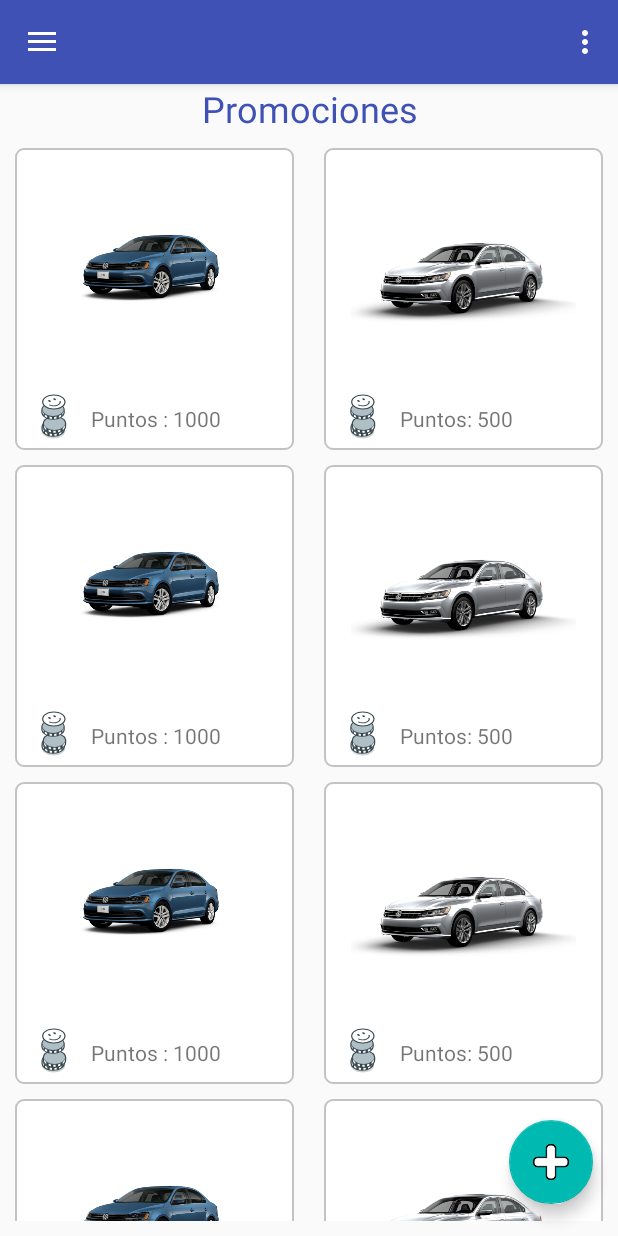
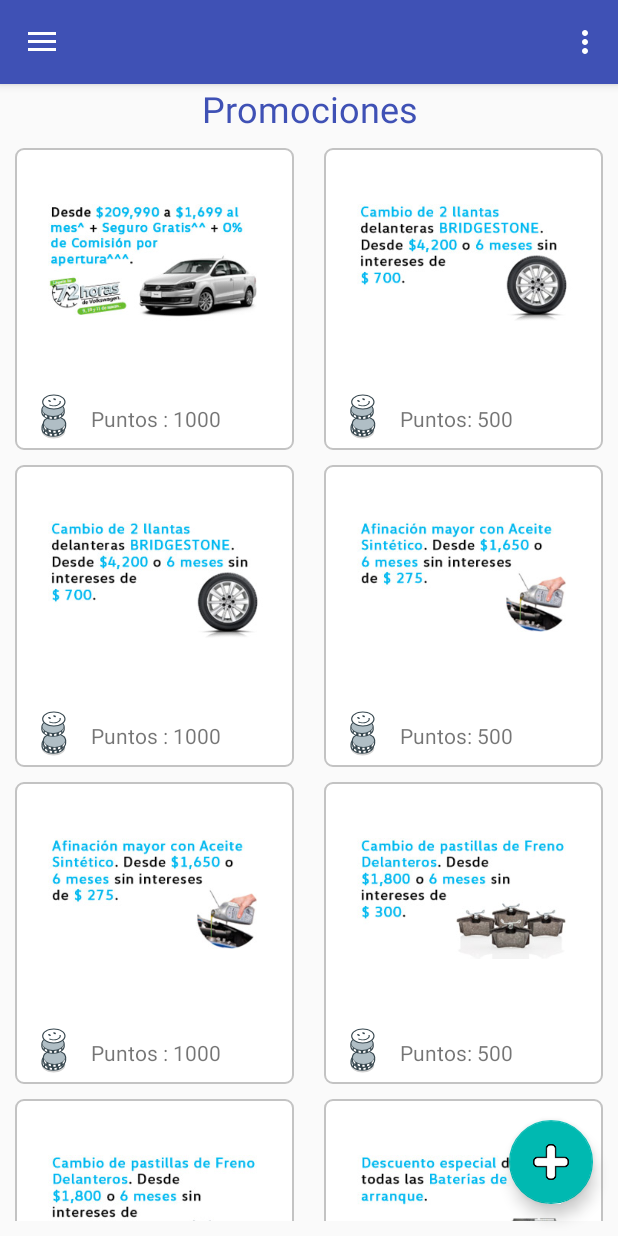
Before and after one commit to sergioivan154/appdemoautomotriz, an Android app: the HomeFragment screen opened directly, with no data from a screen before it, in the side drawer, after a tap on "Promociones", on a phone screen of 412 x 824 dp. Run offline under Robolectric (Android 15) with nearby library versions, the phone set to English and light mode, and no system bars.

Commit message:
imagenes promos
ya implementado en promociones
tiene problemas de columnas dobles

```diff
--- a/app/src/main/java/com/example/sergio/applealtad/home/secciones/HomeFragment.java
+++ b/app/src/main/java/com/example/sergio/applealtad/home/secciones/HomeFragment.java
@@ -15,6 +15,9 @@ import com.example.sergio.applealtad.bases.BaseFragment;
 import com.example.sergio.applealtad.home.secciones.adapters.AdapterHome;
 import com.example.sergio.applealtad.home.secciones.adapters.AdapterPromociones;
 import com.example.sergio.applealtad.register.RegisterFragment;
+
+import java.util.ArrayList;
+import java.util.List;
 
 /**
  * A simple {@link Fragment} subclass.
@@ -38,8 +41,16 @@ public class HomeFragment extends BaseFragment {
     @Override
     public void onActivityCreated(@Nullable Bundle savedInstanceState) {
         super.onActivityCreated(savedInstanceState);
+        List<Integer> lImgPromociones = new ArrayList<>();
 
-        AdapterHome adapterHome = new AdapterHome(getContext(), 5, new AdapterHome.clickListener() {
+        lImgPromociones.add(R.drawable.promocion1);
+        lImgPromociones.add(R.drawable.promocion2);
+        lImgPromociones.add(R.drawable.promocion3);
+        lImgPromociones.add(R.drawable.promocion4);
+        lImgPromociones.add(R.drawable.promocion5);
+        lImgPromociones.add(R.drawable.promocion6);
+
+        AdapterHome adapterHome = new AdapterHome(getContext(), lImgPromociones, new AdapterHome.clickListener() {
             @Override
             public void onClickListener(int position) {
                 addFragmentToBackStack(PromocionesFragment.getInstance(),"promociones",R.id.content_home);
--- a/app/src/main/java/com/example/sergio/applealtad/home/secciones/PromocionesFragment.java
+++ b/app/src/main/java/com/example/sergio/applealtad/home/secciones/PromocionesFragment.java
@@ -15,6 +15,9 @@ import com.example.sergio.applealtad.R;
 import com.example.sergio.applealtad.bases.BaseFragment;
 import com.example.sergio.applealtad.home.secciones.adapters.AdapterPromociones;
 import com.example.sergio.applealtad.register.VehiculoFragment;
+
+import java.util.ArrayList;
+import java.util.List;
 
 /**
  * A simple {@link Fragment} subclass.
@@ -38,7 +41,16 @@ public class PromocionesFragment extends BaseFragment {
     public void onActivityCreated(@Nullable Bundle savedInstanceState) {
         super.onActivityCreated(savedInstanceState);
 
-        AdapterPromociones adapterPromociones = new AdapterPromociones(getContext(),5);
+        List<Integer> imgPromociones = new ArrayList<>();
+
+        imgPromociones.add(R.drawable.promocion1);
+        imgPromociones.add(R.drawable.promocion2);
+        imgPromociones.add(R.drawable.promocion3);
+        imgPromociones.add(R.drawable.promocion4);
+        imgPromociones.add(R.drawable.promocion5);
+        imgPromociones.add(R.drawable.promocion6);
+
+        AdapterPromociones adapterPromociones = new AdapterPromociones(getContext(),imgPromociones);
 
         RecyclerView rwPromos = (RecyclerView)findViewById(R.id.rwManual);
         rwPromos.setLayoutManager(new LinearLayoutManager(getActivity()));
--- a/app/src/main/java/com/example/sergio/applealtad/home/secciones/adapters/AdapterHome.java
+++ b/app/src/main/java/com/example/sergio/applealtad/home/secciones/adapters/AdapterHome.java
@@ -5,9 +5,12 @@ import android.support.v7.widget.RecyclerView;
 import android.view.LayoutInflater;
 import android.view.View;
 import android.view.ViewGroup;
+import android.widget.ImageView;
 import android.widget.TextView;
 
 import com.example.sergio.applealtad.R;
+
+import java.util.List;
 
 /**
  * Created by mac on 06/03/18.
@@ -15,10 +18,11 @@ import com.example.sergio.applealtad.R;
 
 public class AdapterHome extends RecyclerView.Adapter<RecyclerView.ViewHolder> {
     private Context context;
-    private  int num;
-    public AdapterHome(Context context,int num,clickListener listener){
+    private List<Integer> lImagenesPromociones;
+
+    public AdapterHome(Context context,List<Integer> lImagenesPromociones,clickListener listener){
         this.context=context;
-        this.num = num;
+        this.lImagenesPromociones = lImagenesPromociones;
         this.clickListener = listener;
 
     }
@@ -34,11 +38,12 @@ public class AdapterHome extends RecyclerView.Adapter<RecyclerView.ViewHolder> {
     private class ViewHolderItemMenu extends RecyclerView.ViewHolder implements View.OnClickListener{
 
         TextView txtAportacion, txtPatron, txtFecha,txtSueldo;
-
+        public ImageView imagenPromo;
 
         private ViewHolderItemMenu(View itemView){
             super(itemView);
 
+            imagenPromo = itemView.findViewById(R.id.imagenPromo);
             itemView.setOnClickListener(this);
 
 
@@ -66,12 +71,12 @@ public class AdapterHome extends RecyclerView.Adapter<RecyclerView.ViewHolder> {
     }
     private void configureViewHolderItemMenu(final AdapterHome.ViewHolderItemMenu holder, final int position) {
 
-
+        holder.imagenPromo.setImageResource(lImagenesPromociones.get(position));
 
     }
     @Override
     public int getItemCount() {
-        return num;
+        return lImagenesPromociones.size();
     }
     @Override
     public  int getItemViewType(int position) {
--- a/app/src/main/java/com/example/sergio/applealtad/home/secciones/adapters/AdapterPromociones.java
+++ b/app/src/main/java/com/example/sergio/applealtad/home/secciones/adapters/AdapterPromociones.java
@@ -5,11 +5,13 @@ import android.support.v7.widget.RecyclerView;
 import android.view.LayoutInflater;
 import android.view.View;
 import android.view.ViewGroup;
+import android.widget.ImageView;
 import android.widget.TextView;
 
 import com.example.sergio.applealtad.R;
 
 import java.util.ArrayList;
+import java.util.List;
 
 /**
  * Created by LENOVO on 05/03/2018.
@@ -17,10 +19,10 @@ import java.util.ArrayList;
 
 public class AdapterPromociones extends RecyclerView.Adapter<RecyclerView.ViewHolder> {
     private Context context;
-    private  int num;
-    public AdapterPromociones(Context context,int num){
+    private List<Integer> lImagenesPromociones;
+    public AdapterPromociones(Context context,List<Integer> lImagenesPromociones){
         this.context=context;
-        this.num = num;
+        this.lImagenesPromociones = lImagenesPromociones;
 
     }
     @Override
@@ -35,13 +37,14 @@ public class AdapterPromociones extends RecyclerView.Adapter<RecyclerView.ViewHo
     private class ViewHolderItemMenu extends RecyclerView.ViewHolder implements View.OnClickListener{
 
         TextView txtAportacion, txtPatron, txtFecha,txtSueldo;
+        public ImageView imagenPrincipal;
+        public ImageView imagenSecundaria;
 
 
         private ViewHolderItemMenu(View itemView){
             super(itemView);
-
-
-
+            imagenPrincipal = itemView.findViewById(R.id.imagePrincipal);
+            imagenSecundaria = itemView.findViewById(R.id.imageSecundaria);
 
         }
 
@@ -65,11 +68,16 @@ public class AdapterPromociones extends RecyclerView.Adapter<RecyclerView.ViewHo
     private void configureViewHolderItemMenu(final ViewHolderItemMenu holder, final int position) {
 
 
+       // if(position%2 != 0) {
+            holder.imagenPrincipal.setImageResource(lImagenesPromociones.get(position));
+            if(position + 1 < lImagenesPromociones.size())
+                holder.imagenSecundaria.setImageResource(lImagenesPromociones.get(position + 1));
+       // }
 
     }
     @Override
     public int getItemCount() {
-        return num;
+        return lImagenesPromociones.size();
     }
     @Override
     public  int getItemViewType(int position) {
--- a/app/src/main/res/layout/row_home.xml
+++ b/app/src/main/res/layout/row_home.xml
@@ -17,7 +17,7 @@
         app:srcCompat="@drawable/volks" />
 
     <ImageView
-        android:id="@+id/imageView6"
+        android:id="@+id/imagenPromo"
         android:layout_width="match_parent"
         android:layout_height="150dp"
         android:scaleType="fitCenter"
--- a/app/src/main/res/layout/row_promociones.xml
+++ b/app/src/main/res/layout/row_promociones.xml
@@ -15,7 +15,7 @@
         android:orientation="vertical">
 
         <ImageView
-            android:id="@+id/imageView4"
+            android:id="@+id/imagePrincipal"
             android:layout_width="150dp"
             android:layout_height="150dp"
             app:srcCompat="@drawable/cartwo" />
@@ -63,7 +63,7 @@
             android:orientation="vertical">
 
             <ImageView
-                android:id="@+id/imageView5"
+                android:id="@+id/imageSecundaria"
                 android:layout_width="150dp"
                 android:layout_height="150dp"
                 app:srcCompat="@drawable/iris" />
```
Also changed, not shown: 12 other files.
